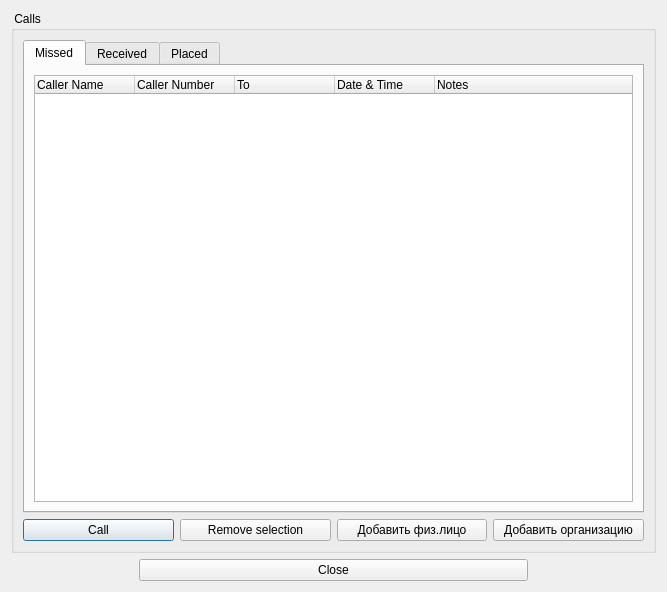
Qt form CallHistoryDialog.ui (okostynchuk/Outcall) before a commit.
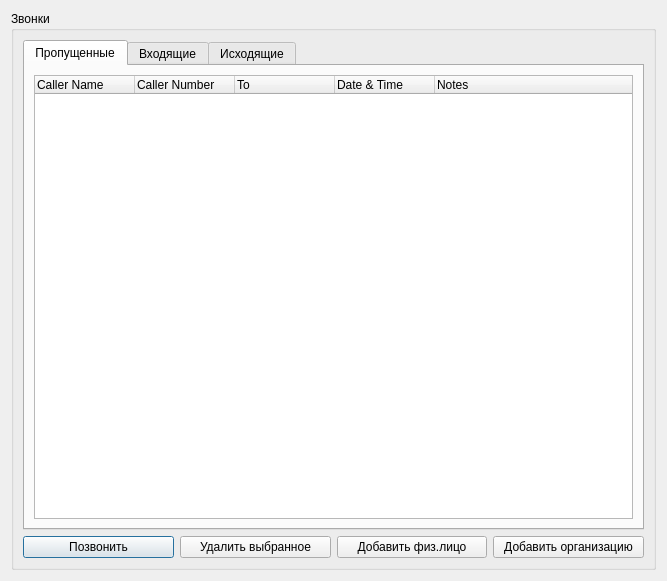
The same form after that commit. Icons and pictures are not drawn.

```diff
--- a/CallHistoryDialog.ui
+++ b/CallHistoryDialog.ui
@@ -7,7 +7,7 @@
     <x>0</x>
     <y>0</y>
     <width>667</width>
-    <height>592</height>
+    <height>581</height>
    </rect>
   </property>
   <property name="minimumSize">
@@ -27,7 +27,7 @@
    <item>
     <widget class="QGroupBox" name="groupBoxCalls">
      <property name="title">
-      <string> Calls</string>
+      <string>Звонки</string>
      </property>
      <layout class="QVBoxLayout" name="verticalLayout_4">
       <item>
@@ -37,7 +37,7 @@
         </property>
         <widget class="QWidget" name="tab">
          <attribute name="title">
-          <string>Missed</string>
+          <string>Пропущенные</string>
          </attribute>
          <layout class="QVBoxLayout" name="verticalLayout_6">
           <item>
@@ -96,7 +96,7 @@
         </widget>
         <widget class="QWidget" name="tab_2">
          <attribute name="title">
-          <string>Received</string>
+          <string>Входящие</string>
          </attribute>
          <layout class="QVBoxLayout" name="verticalLayout_7">
           <item>
@@ -141,7 +141,7 @@
         </widget>
         <widget class="QWidget" name="tab_3">
          <attribute name="title">
-          <string>Placed</string>
+          <string>Исходящие</string>
          </attribute>
          <layout class="QVBoxLayout" name="verticalLayout_8">
           <item>
@@ -186,14 +186,14 @@
         <item>
          <widget class="QPushButton" name="callButton">
           <property name="text">
-           <string>Call</string>
+           <string>Позвонить</string>
           </property>
          </widget>
         </item>
         <item>
          <widget class="QPushButton" name="removeButton">
           <property name="text">
-           <string>Remove selection</string>
+           <string>Удалить выбранное</string>
           </property>
          </widget>
         </item>
@@ -216,49 +216,6 @@
      </layout>
     </widget>
    </item>
-   <item>
-    <layout class="QHBoxLayout" name="horizontalLayout_3">
-     <item>
-      <spacer name="horizontalSpacer_3">
-       <property name="orientation">
-        <enum>Qt::Horizontal</enum>
-       </property>
-       <property name="sizeType">
-        <enum>QSizePolicy::Fixed</enum>
-       </property>
-       <property name="sizeHint" stdset="0">
-        <size>
-         <width>128</width>
-         <height>20</height>
-        </size>
-       </property>
-      </spacer>
-     </item>
-     <item>
-      <widget class="QPushButton" name="closeButton">
-       <property name="text">
-        <string>Close</string>
-       </property>
-      </widget>
-     </item>
-     <item>
-      <spacer name="horizontalSpacer_2">
-       <property name="orientation">
-        <enum>Qt::Horizontal</enum>
-       </property>
-       <property name="sizeType">
-        <enum>QSizePolicy::Fixed</enum>
-       </property>
-       <property name="sizeHint" stdset="0">
-        <size>
-         <width>128</width>
-         <height>20</height>
-        </size>
-       </property>
-      </spacer>
-     </item>
-    </layout>
-   </item>
   </layout>
  </widget>
  <resources>
```
Left out of the diff: 2 changed lines with no effect on the pictures.
